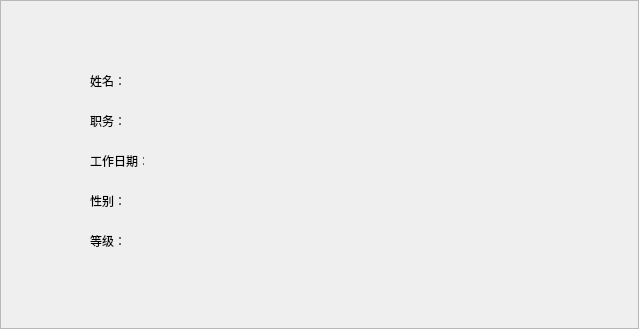
The window that myinfo.ui (neverlandgy/teamhelper) describes before a commit, drawn with Qt 5.
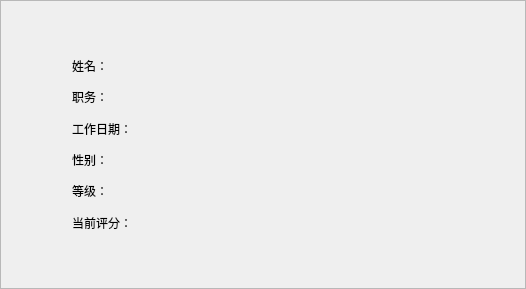
The same window after the commit.

Diff of the .ui file:
```diff
--- a/myinfo.ui
+++ b/myinfo.ui
@@ -6,10 +6,16 @@
    <rect>
     <x>0</x>
     <y>0</y>
-    <width>639</width>
-    <height>329</height>
+    <width>526</width>
+    <height>289</height>
    </rect>
   </property>
+  <property name="sizePolicy">
+   <sizepolicy hsizetype="Expanding" vsizetype="Expanding">
+    <horstretch>0</horstretch>
+    <verstretch>0</verstretch>
+   </sizepolicy>
+  </property>
   <property name="windowTitle">
    <string>Frame</string>
   </property>
@@ -19,136 +25,178 @@
   <property name="frameShadow">
    <enum>QFrame::Raised</enum>
   </property>
-  <widget class="QLabel" name="label">
-   <property name="geometry">
-    <rect>
-     <x>90</x>
-     <y>70</y>
-     <width>54</width>
-     <height>21</height>
-    </rect>
-   </property>
-   <property name="text">
-    <string>姓名：</string>
-   </property>
-  </widget>
-  <widget class="QLabel" name="label_2">
-   <property name="geometry">
-    <rect>
-     <x>90</x>
-     <y>110</y>
-     <width>54</width>
-     <height>21</height>
-    </rect>
-   </property>
+  <layout class="QGridLayout" name="gridLayout">
+   <item row="1" column="0">
+    <spacer name="horizontalSpacer">
+     <property name="orientation">
+      <enum>Qt::Horizontal</enum>
+     </property>
+     <property name="sizeType">
+      <enum>QSizePolicy::Expanding</enum>
+     </property>
+     <property name="sizeHint" stdset="0">
+      <size>
+       <width>10</width>
+       <height>20</height>
+      </size>
+     </property>
+    </spacer>
+   </item>
+   <item row="0" column="1">
+    <spacer name="verticalSpacer">
+     <property name="orientation">
+      <enum>Qt::Vertical</enum>
+     </property>
+     <property name="sizeType">
+      <enum>QSizePolicy::Fixed</enum>
+     </property>
+     <property name="sizeHint" stdset="0">
+      <size>
+       <width>20</width>
+       <height>10</height>
+      </size>
+     </property>
+    </spacer>
+   </item>
+   <item row="1" column="2">
+    <spacer name="horizontalSpacer_2">
+     <property name="orientation">
+      <enum>Qt::Horizontal</enum>
+     </property>
+     <property name="sizeType">
+      <enum>QSizePolicy::Expanding</enum>
+     </property>
+     <property name="sizeHint" stdset="0">
+      <size>
+       <width>10</width>
+       <height>20</height>
+      </size>
+     </property>
+    </spacer>
+   </item>
+   <item row="2" column="1">
+    <spacer name="verticalSpacer_2">
+     <property name="orientation">
+      <enum>Qt::Vertical</enum>
+     </property>
+     <property name="sizeType">
+      <enum>QSizePolicy::Fixed</enum>
+     </property>
+     <property name="sizeHint" stdset="0">
+      <size>
+       <width>20</width>
+       <height>10</height>
+      </size>
+     </property>
+    </spacer>
+   </item>
+   <item row="1" column="1">
+    <widget class="QWidget" name="widget" native="true">
+     <property name="sizePolicy">
+      <sizepolicy hsizetype="Fixed" vsizetype="Fixed">
+       <horstretch>200</horstretch>
+       <verstretch>200</verstretch>
+      </sizepolicy>
+     </property>
+     <property name="minimumSize">
+      <size>
+       <width>400</width>
+       <height>200</height>
+      </size>
+     </property>
+     <layout class="QGridLayout" name="gridLayout_3">
+      <item row="0" column="0">
+       <layout class="QGridLayout" name="gridLayout_2">
+        <item row="0" column="1">
+         <widget class="QLabel" name="label_6">
    <property name="text">
-    <string>职务：</string>
-   </property>
-  </widget>
+           <string/>
+          </property>
+         </widget>
+        </item>
+        <item row="2" column="0">
   <widget class="QLabel" name="label_3">
-   <property name="geometry">
-    <rect>
-     <x>90</x>
-     <y>150</y>
-     <width>54</width>
-     <height>21</height>
-    </rect>
-   </property>
    <property name="text">
     <string>工作日期：</string>
    </property>
   </widget>
-  <widget class="QLabel" name="label_4">
-   <property name="geometry">
-    <rect>
-     <x>90</x>
-     <y>190</y>
-     <width>54</width>
-     <height>21</height>
-    </rect>
-   </property>
+        </item>
+        <item row="1" column="0">
+         <widget class="QLabel" name="label_2">
    <property name="text">
-    <string>性别：</string>
-   </property>
-  </widget>
-  <widget class="QLabel" name="label_5">
-   <property name="geometry">
-    <rect>
-     <x>90</x>
-     <y>230</y>
-     <width>54</width>
-     <height>21</height>
-    </rect>
-   </property>
+           <string>职务：</string>
+          </property>
+         </widget>
+        </item>
+        <item row="0" column="0">
+         <widget class="QLabel" name="label">
    <property name="text">
-    <string>等级：</string>
-   </property>
-  </widget>
-  <widget class="QLabel" name="label_6">
-   <property name="geometry">
-    <rect>
-     <x>190</x>
-     <y>70</y>
-     <width>191</width>
-     <height>21</height>
-    </rect>
-   </property>
-   <property name="text">
-    <string/>
-   </property>
-  </widget>
+           <string>姓名：</string>
+          </property>
+         </widget>
+        </item>
+        <item row="1" column="1">
   <widget class="QLabel" name="label_7">
-   <property name="geometry">
-    <rect>
-     <x>190</x>
-     <y>110</y>
-     <width>191</width>
-     <height>21</height>
-    </rect>
-   </property>
    <property name="text">
     <string/>
    </property>
   </widget>
-  <widget class="QLabel" name="label_8">
-   <property name="geometry">
-    <rect>
-     <x>190</x>
-     <y>150</y>
-     <width>211</width>
-     <height>21</height>
-    </rect>
-   </property>
-   <property name="text">
-    <string/>
-   </property>
-  </widget>
+        </item>
+        <item row="3" column="1">
   <widget class="QLabel" name="label_9">
-   <property name="geometry">
-    <rect>
-     <x>190</x>
-     <y>190</y>
-     <width>221</width>
-     <height>21</height>
-    </rect>
-   </property>
    <property name="text">
     <string/>
    </property>
   </widget>
+        </item>
+        <item row="4" column="1">
   <widget class="QLabel" name="label_10">
-   <property name="geometry">
-    <rect>
-     <x>190</x>
-     <y>230</y>
-     <width>211</width>
-     <height>21</height>
-    </rect>
-   </property>
+          <property name="text">
+           <string/>
+          </property>
+         </widget>
+        </item>
+        <item row="4" column="0">
+         <widget class="QLabel" name="label_5">
    <property name="text">
+           <string>等级：</string>
+          </property>
+         </widget>
+        </item>
+        <item row="3" column="0">
+         <widget class="QLabel" name="label_4">
+          <property name="text">
+           <string>性别：</string>
+          </property>
+         </widget>
+        </item>
+        <item row="2" column="1">
+         <widget class="QLabel" name="label_8">
+          <property name="text">
     <string/>
    </property>
   </widget>
+        </item>
+        <item row="5" column="0">
+         <widget class="QLabel" name="label_11">
+          <property name="text">
+           <string>当前评分：</string>
+          </property>
+         </widget>
+        </item>
+        <item row="5" column="1">
+         <widget class="QLabel" name="label_12">
+          <property name="text">
+           <string/>
+          </property>
+         </widget>
+        </item>
+       </layout>
+      </item>
+     </layout>
+    </widget>
+   </item>
+  </layout>
  </widget>
  <resources/>
  <connections/>
```
Lines whose indentation alone changed are shown as unchanged.
